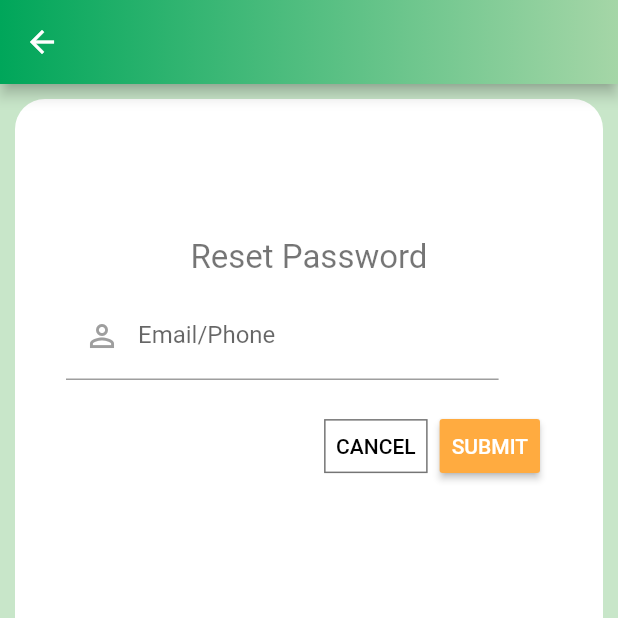
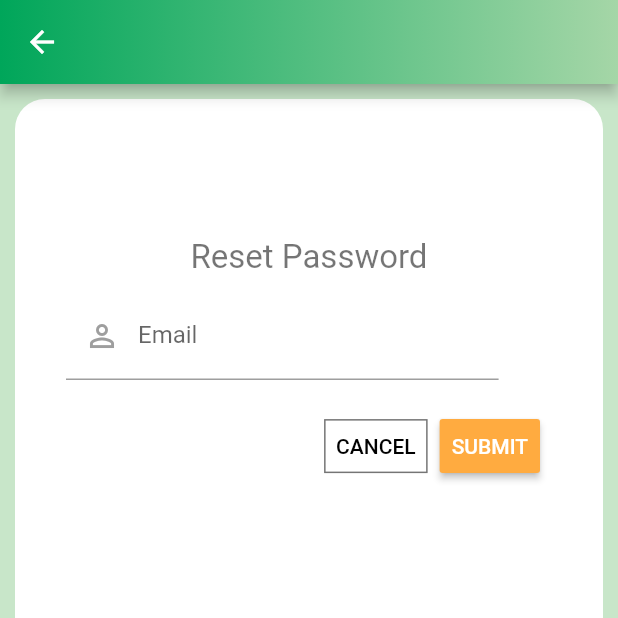
Before and after one commit to ubitechdevelopers/ubiHRM_v1.1.1, a Flutter app: the ForgotPassword screen opened directly, on a phone screen of 412 x 824 dp, the top half of it. Run offline on Flutter 3.47's test engine with Material 2 defaults, Android fonts, the phone set to English and light mode, and no system bars; our stand-ins replace charts_flutter, connectivity, date_format, datetime_picker_formfield, dio, firebase_messaging and 11 more; missing offline and left inert: barcode_scan, geocoder, launch_review, rounded_modal, validate; accounts and stored records are empty; network calls fail; project files that could hold a hidden picture were left out.

Commit message:
Committed by shaifali in morning on 15/09/2019

```diff
--- a/lib/attandance/attendance_summary.dart
+++ b/lib/attandance/attendance_summary.dart
@@ -67,13 +67,13 @@ class _MyApp extends State<MyApp> {
     // //print("1-"+profile);
     profileimage = new NetworkImage( globalcompanyinfomap['ProfilePic']);
 
-    profileimage.resolve(new ImageConfiguration()).addListener((_, __) {
+    profileimage.resolve(new ImageConfiguration()).addListener(new ImageStreamListener((_, __) {
       if (mounted) {
         setState(() {
           _checkLoaded = false;
         });
       }
-    });
+    }));
     showtabbar=false;
     setState(() {
       fname = prefs.getString('fname') ?? '';
--- a/lib/attandance/forgot_password.dart
+++ b/lib/attandance/forgot_password.dart
@@ -127,7 +127,7 @@ class _ForgotPassword extends State<ForgotPassword> {
                               focusNode: __username,
                               keyboardType: TextInputType.text,
                               decoration: InputDecoration(
-                                  labelText: 'Email/Phone',
+                                  labelText: 'Email',
                                   prefixIcon: Padding(
                                     padding: EdgeInsets.all(0.0),
                                     child: Icon(
@@ -139,7 +139,7 @@ class _ForgotPassword extends State<ForgotPassword> {
                               validator: (value) {
                                 if (value.isEmpty || value==null) {
 //                                  FocusScope.of(context).requestFocus(__oldPass);
-                                  return 'Please enter valid Email or Phone';
+                                  return 'Please enter valid Email';
                                 }
                               },
 
--- a/lib/leave/requestleave.dart
+++ b/lib/leave/requestleave.dart
@@ -628,8 +628,6 @@ class _RequestLeaveState extends State<RequestLeave> {
               child: InputDecorator(
                 decoration: InputDecoration(
                   labelText: 'Leave Type',
-
-
                   // icon is 48px widget.
 
                 ),
--- a/lib/services/attandance_services.dart
+++ b/lib/services/attandance_services.dart
@@ -1050,11 +1050,13 @@ Future<List<Attn>> getAttnDataLast(days, listType) async {
   // print(globals.path + 'getAttnDataLast?refno=$orgdir&datafor=$listType&limit=$days');
   final response = await http.get(
       globals.path_ubiattendance + 'getAttnDataLast?refno=$orgdir&datafor=$listType&limit=$days&empid=$empid');
+  //print("hello");
+  //print(globals.path_ubiattendance + 'getAttnDataLast?refno=$orgdir&datafor=$listType&limit=$days&empid=$empid');
   final res = json.decode(response.body);
   //print("-------------->"+res);
   List responseJson;
   responseJson = res['elist'];
-  print("-------------->"+responseJson.toString());
+ // print("-------------->"+responseJson.toString());
 
   /* if (listType == 'present')
     responseJson = res['elist'];
--- a/lib/services/leave_services.dart
+++ b/lib/services/leave_services.dart
@@ -186,8 +186,8 @@ Future<List<Map>> getleavetype(int label) async{
   //print("leavetype11----------->");
   // print(response);
   List data = json.decode(response.data.toString());
-  // print("leavetype----------->");
-//  print(data);
+  print("leavetype----------->");
+print(data);
   List<Map> leavetype = createList(data,label);
   return leavetype;
 }
--- a/lib/timeoff/timeoff_approval.dart
+++ b/lib/timeoff/timeoff_approval.dart
@@ -278,7 +278,7 @@ class ChoiceCard extends StatelessWidget {
                           child: Container(
 
                             width: MediaQuery.of(context).size.width*0.30,
-                            child:Text('                Applied on',style: TextStyle(color:  appStartColor(), fontWeight:FontWeight.bold,fontSize: 16.0),textAlign: TextAlign.center,),
+                            child:Text('      Applied on',style: TextStyle(color:  appStartColor(), fontWeight:FontWeight.bold,fontSize: 16.0),textAlign: TextAlign.center,),
                           ), ),
 
                       ],
@@ -352,7 +352,7 @@ class ChoiceCard extends StatelessWidget {
                                                           child: Column(
                                                             crossAxisAlignment: CrossAxisAlignment .center,
                                                             children: <Widget>[
-                                                              Text("                    "+snapshot.data[index].applydate
+                                                              Text("          "+snapshot.data[index].applydate
                                                                   .toString()),
                                                             ],
                                                           )
@@ -399,7 +399,7 @@ class ChoiceCard extends StatelessWidget {
 
                                                    new Expanded(
                                                    child: Padding(
-                                                     padding: const EdgeInsets.fromLTRB(0.0,0.0,16.0,0.0),
+                                                     padding: const EdgeInsets.fromLTRB(0.0,0.0,20.0,0.0),
                                                      child: Container(
                                                       width: MediaQuery.of(context) .size .width * 0.30, height: 28.0,
                                                        child: new OutlineButton(
--- a/lib/timeoff/timeoff_summary.dart
+++ b/lib/timeoff/timeoff_summary.dart
@@ -531,7 +531,8 @@ class _TimeoffSummary extends State<TimeoffSummary> {
                                                 children: <Widget>[
                           //                        new Text(snapshot.data[index].ApprovalSts.toString(), style: TextStyle(color: snapshot.data[index].ApprovalSts.toString()=='Approved'?Colors.green.withOpacity(0.75):snapshot.data[index].ApprovalSts.toString()=='Rejected' || snapshot.data[index].ApprovalSts.toString()=='Cancel' ?Colors.red.withOpacity(0.65):snapshot.data[index].ApprovalSts.toString().startsWith('Pending')?Colors.orange[800]:Colors.black54, fontSize: 14.0,fontWeight: FontWeight.bold),textAlign: TextAlign.center,),
 
-                                                  (snapshot.data[index].withdrawlsts && snapshot.data[index].ApprovalSts.toString()!='Withdrawn' && snapshot.data[index].ApprovalSts.toString()!="Rejected")?InkWell(
+                                                  (snapshot.data[index].withdrawlsts && snapshot.data[index].ApprovalSts.toString()!='Withdrawn' && snapshot.data[index].ApprovalSts.toString()!="Rejected")?
+                                                  InkWell(
                                                     child: Padding(
                                                       padding: const EdgeInsets.fromLTRB(12.0,3.0,0.0,0.0),
                                                       child: Container(
--- a/pubspec.yaml
+++ b/pubspec.yaml
@@ -53,7 +53,6 @@ dependencies:
   launch_review: ^1.0.1
   location: ^2.3.5
   photo_view: ^0.4.2
-
 dev_dependencies:
   flutter_test:
     sdk: flutter
```
Also changed, not shown: lib/leave/approval.dart (+3 -6 lines), lib/leave/myleave.dart (+8 -3 lines).
